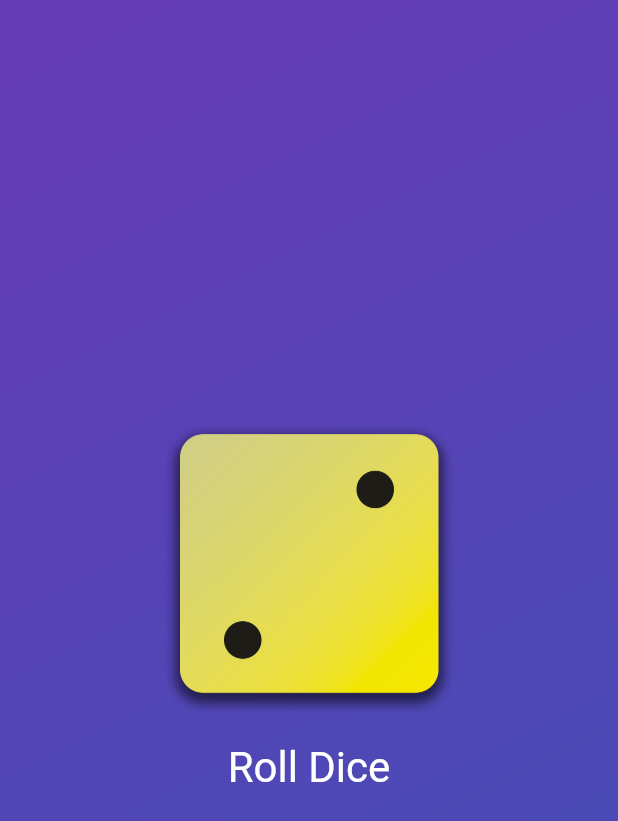
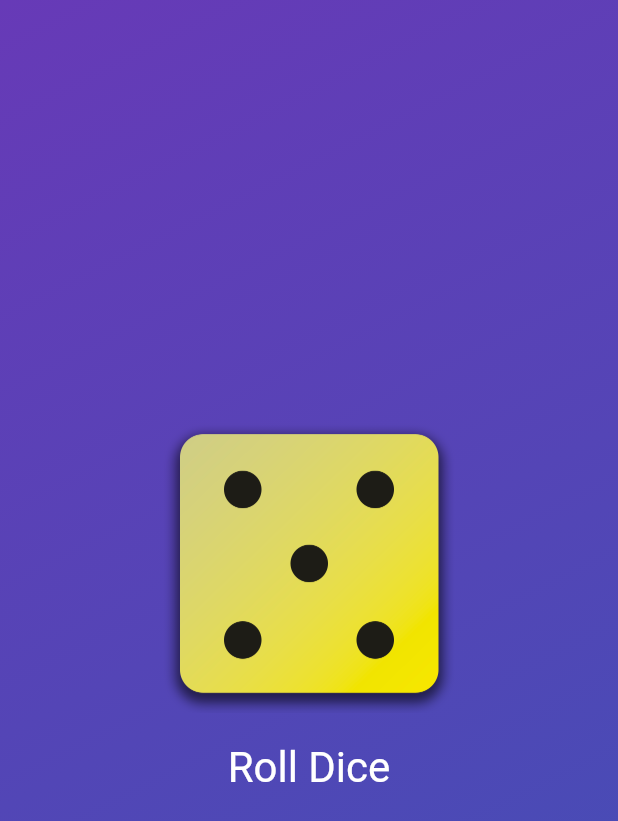
Before and after one commit to abundanceesim/dice_roller, a Flutter app: the screen it shows after launch, after a tap on "Roll Dice", on a phone screen of 412 x 824 dp. Shown: the top 821 px of the screen. Run offline on Flutter 3.47's test engine with Material 2 defaults, Android fonts, the phone set to English and light mode, and no system bars.

Commit message:
Modify app to generate random dice image on click

```diff
--- /dev/null
+++ b/lib/dice_roller.dart
@@ -0,0 +1,47 @@
+import 'package:flutter/material.dart';
+import 'dart:math';
+
+class DiceRoller extends StatefulWidget {
+
+  const DiceRoller({super.key});
+
+  @override
+  State<DiceRoller> createState() {
+   return _DiceRollerState();
+  }
+}
+
+// Handles widget state for DiceRoller
+class _DiceRollerState extends State<DiceRoller>{
+  var currentDiceRoll = 2;
+  var activeDiceImage = 'assets/images/dice-2.png';
+
+  void rollDice() {
+    // Call this to function to reexecute the widget's build() method
+    // with the new value for activeDiceImage
+    setState(() {
+      // add the 1 otherwise, the max would be at 5 (0-5)
+      currentDiceRoll = Random().nextInt(6) + 1;
+    });
+  }
+
+  @override
+  Widget build(context) {
+    return Column(
+      mainAxisSize: MainAxisSize.min,
+      children: [ //the variable was injected to the string using the $ symbol.
+        Image.asset('assets/images/dice-$currentDiceRoll.png', width: 200),
+        TextButton(
+          onPressed: rollDice,
+          style: TextButton.styleFrom(
+            padding: EdgeInsets.all(20),
+            foregroundColor: Colors.white,
+            textStyle: TextStyle(fontSize: 28),
+          ),
+          child: const Text('Roll Dice'),
+        )
+      ],
+    );
+  }
+
+}
--- a/lib/gradient_container.dart
+++ b/lib/gradient_container.dart
@@ -1,3 +1,4 @@
+import 'package:dice_roller/dice_roller.dart';
 import 'package:flutter/material.dart';
 import 'package:dice_roller/styled_text.dart';
 
@@ -19,12 +20,7 @@ class GradientContainer extends StatelessWidget {
   final Color colorOne;
   final Color colorTwo;
 
-  var activeDiceImage = 'assets/images/dice-2.png';
 
-  void rollDice() {
-   activeDiceImage = 'assets/images/dice-4.png';
-   print('In activeDiceImage()');
-  }
 
   @override
   Widget build(BuildContext context) {
@@ -36,21 +32,7 @@ class GradientContainer extends StatelessWidget {
             end: endAlignment),
       ),
       child: Center(
-        child: Column(
-          mainAxisSize: MainAxisSize.min,
-          children: [
-            Image.asset('assets/images/dice-2.png', width: 200),
-            TextButton(
-                onPressed: rollDice,
-                style: TextButton.styleFrom(
-                  padding: EdgeInsets.all(20),
-                  foregroundColor: Colors.white,
-                  textStyle: TextStyle(fontSize: 28),
-                ),
-                child: Text('Roll Dice'),
-                )
-          ],
-        ),
+        child: DiceRoller()
       ),
     );
   }
```
